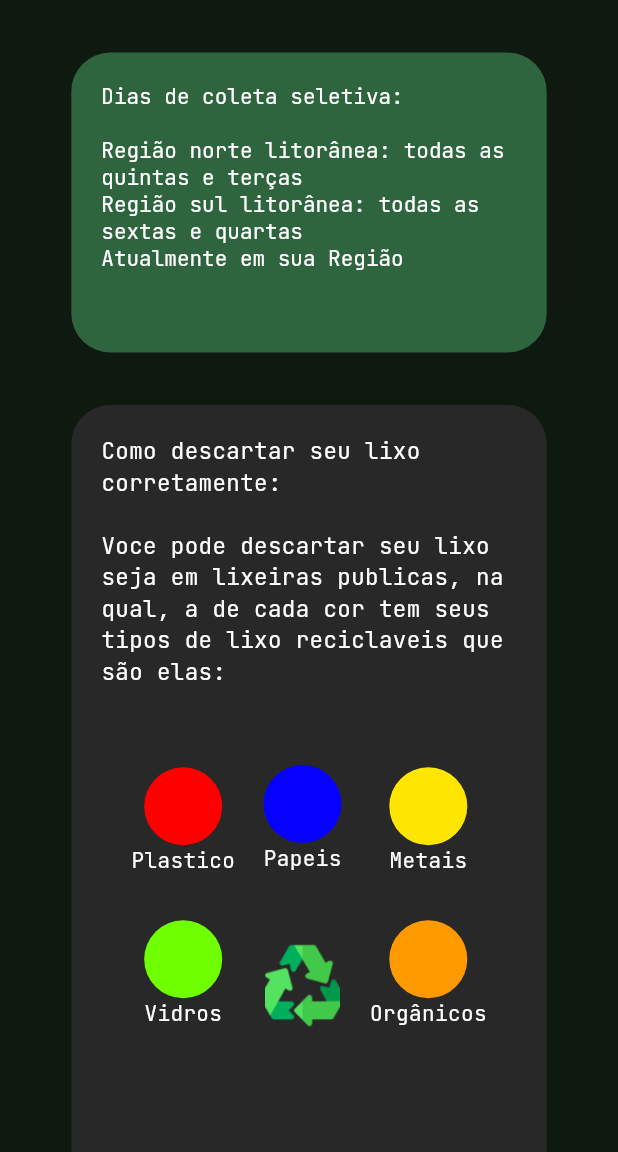
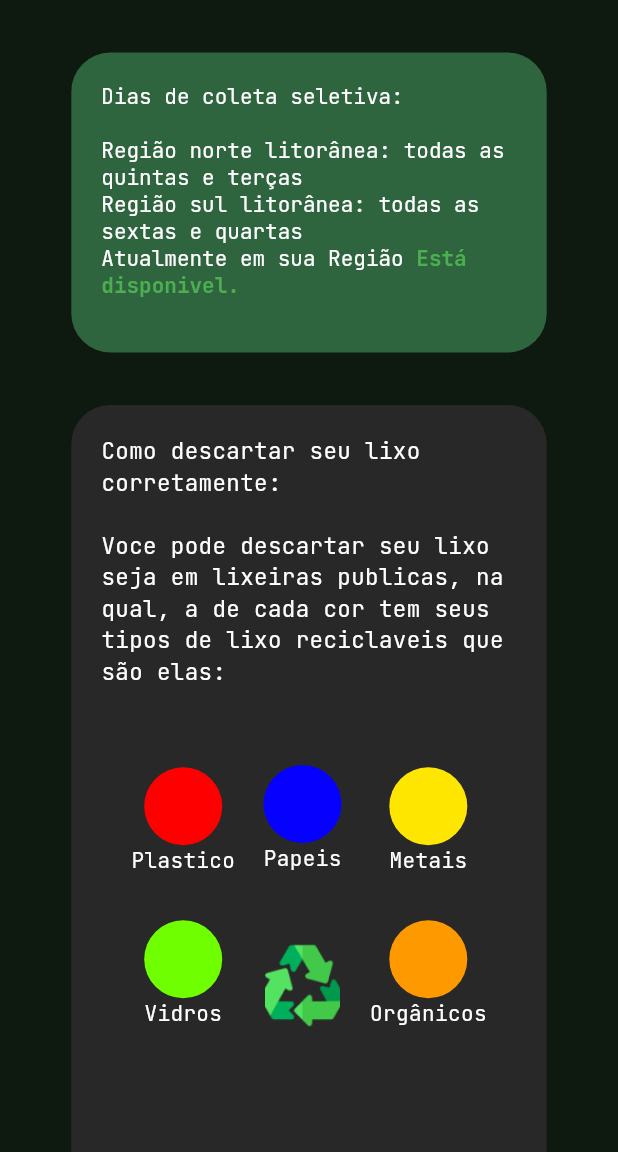
Before and after one commit to ArthurQuintino/AmbilitySP, a Flutter app: the screen it shows after launch, in the side drawer, after a tap on "Dias de coleta seletiva", on a phone screen of 412 x 824 dp, the part 84-1236 px from its top. Run offline on Flutter 3.47's test engine with Material 3 defaults, Android fonts, the light colour scheme and no system bars; our stand-ins replace gap, google_fonts.

Commit message:
Implementação de novas funcionalidades na pagina: Dias de coleta.

```diff
--- a/ambilitysp/lib/coleta.dart
+++ b/ambilitysp/lib/coleta.dart
@@ -9,9 +9,9 @@ class Localcoleta {
     final dataAgora = DateTime.timestamp();
     final horaAgora = dataAgora.hour;
     if (horaAgora > 7 && horaAgora < 13) {
-      disponivel = 'Está disponivel';
+      disponivel = 'Está disponivel.';
     } else {
-      disponivel = 'Não está disponivel';
+      disponivel = 'Não está disponivel.';
     }
     return disponivel;
   }
--- a/ambilitysp/lib/contato.dart
+++ b/ambilitysp/lib/contato.dart
@@ -1,19 +1,25 @@
 import 'package:url_launcher/url_launcher.dart';
 
 class Contato {
-  final String telefone = 'Ibama: 0800 618080';
+  final String telefone;
+  final String telefone2;
+  final String Endereco;
+  final String Endereco2 = 'https://maps.app.goo.gl/f9FoNe7cxbEpWuvN8';
+  final String Email;
+
+/*final String telefone = 'Ibama: 0800 618080';
   final String telefone2 = 'Orgão estadual litoraneo: (13)3344-9400';
   final String Tel1 = 'tel:11962649955';
   final String Endereco;
-  final String Email = 'svmagtpae@prefeitura.sp.gov.br';
+  final String Email = 'svmagtpae@prefeitura.sp.gov.br'; */
 
-  Contato(this.Endereco);
+  Contato(this.telefone, this.telefone2, this.Endereco, this.Email);
 
   void redirecionamentoTel() async {
-    if (await canLaunchUrl(Uri.parse(Tel1))) {
-      await launchUrl(Uri.parse(Tel1));
+    if (await canLaunchUrl(Uri.parse(telefone))) {
+      await launchUrl(Uri.parse(telefone));
     } else {
-      throw 'Não foi Possivel ligar para $Tel1';
+      throw 'Não foi Possivel ligar para $telefone';
     }
   }
 
@@ -29,4 +35,12 @@ class Contato {
       throw 'Não foi Possivel mandar email para $url';
     }
   }
+
+  void redirecionamentoMaps() async {
+    if (await canLaunchUrl(Uri.parse(Endereco2))) {
+      await launchUrl(Uri.parse(Endereco2));
+    } else {
+      throw 'Não foi Possivel carregar a localização $Endereco2';
+    }
+  }
 }
--- a/ambilitysp/lib/secondPage.dart
+++ b/ambilitysp/lib/secondPage.dart
@@ -1,3 +1,4 @@
+import 'package:flutter/gestures.dart';
 import 'package:flutter/material.dart';
 import 'package:flutter/widgets.dart';
 import 'package:gap/gap.dart';
@@ -6,6 +7,7 @@ import 'package:ambilitysp/main.dart';
 import 'package:ambilitysp/thirdPage.dart';
 import 'package:ambilitysp/fourthPage.dart';
 import 'package:ambilitysp/coleta.dart';
+import 'package:ambilitysp/contato.dart';
 import 'package:ambilitysp/fifthPage.dart';
 
 void main() {
@@ -23,7 +25,8 @@ class SecondPage extends StatelessWidget {
     double largura = MediaQuery.of(context).size.width;
     Localcoleta local = Localcoleta(2, 'teste');
     String EstaDisponivel = local.disponibilidade();
-
+    final Contato contato = Contato('11944751692', '11962649955',
+        'R. Delphim Moreira, 56 - Embaré, Santos', 'cfb.santos@sp.gov.br');
     return MaterialApp(
       home: Scaffold(
         appBar: AppBar(
@@ -189,13 +192,13 @@ class SecondPage extends StatelessWidget {
                                   textStyle:
                                       const TextStyle(color: Colors.white)),
                               children: <TextSpan>[
-                            if(EstaDisponivel.length == 19)
                             TextSpan(
-
-                                text: '$EstaDisponivel',
+                                text: EstaDisponivel,
                                 style: GoogleFonts.jetBrainsMono(
                                     textStyle: TextStyle(
-                                        color: EstaDisponivel.length == 19 ? Colors.red : Colors.green,
+                                        color: EstaDisponivel.length > 19
+                                            ? Colors.red
+                                            : Colors.green,
                                         fontWeight: FontWeight.bold)))
                           ])))),
 
@@ -319,13 +322,82 @@ class SecondPage extends StatelessWidget {
                       decoration: BoxDecoration(
                           color: const Color(0xFF2E643E),
                           borderRadius: BorderRadius.circular(26)),
-                    child: Text(
-                        'Telefones:\nIbama: 0800 618080\nOrgão estadual litoraneo: (13)3344-9400',
+                      child: RichText(
+                          text: TextSpan(
+                              text: 'Lista de Contato: \n',
+                              style: GoogleFonts.jetBrainsMono(
+                                  textStyle:
+                                      const TextStyle(color: Colors.white)),
+                              children: <TextSpan>[
+                            TextSpan(
+                              text: 'Ibama:  ',
+                              style: GoogleFonts.jetBrainsMono(
+                                textStyle: const TextStyle(color: Colors.white),
+                              ),
+                            ),
+                            TextSpan(
+                                text: contato.telefone,
                                 style: GoogleFonts.jetBrainsMono(
                                   textStyle: const TextStyle(
-                          color: Colors.white,
-                        )))), //terceiro container, seção de denúncias
+                                      color:
+                                          Color.fromARGB(255, 135, 250, 169)),
                                 ),
+                                recognizer: TapGestureRecognizer()
+                                  ..onTap = () {
+                                    contato.redirecionamentoTel();
+                                  }),
+                            TextSpan(
+                              text: '\nOrgão estadual litoraneo:  ',
+                              style: GoogleFonts.jetBrainsMono(
+                                textStyle: const TextStyle(color: Colors.white),
+                              ),
+                            ),
+                            TextSpan(
+                                text: contato.telefone2,
+                                style: GoogleFonts.jetBrainsMono(
+                                  textStyle: const TextStyle(
+                                      color:
+                                          Color.fromARGB(255, 135, 250, 169)),
+                                ),
+                                recognizer: TapGestureRecognizer()
+                                  ..onTap = () {
+                                    contato.redirecionamentoTel();
+                                  }),
+                            TextSpan(
+                                text:
+                                    '\nCETESB - Agência Ambiental de Santos:  ',
+                                style: GoogleFonts.jetBrainsMono(
+                                  textStyle:
+                                      const TextStyle(color: Colors.white),
+                                )),
+                            TextSpan(
+                                text: contato.Endereco,
+                                style: GoogleFonts.jetBrainsMono(
+                                    textStyle: const TextStyle(
+                                        color: Color.fromARGB(
+                                            255, 135, 250, 169))),
+                                recognizer: TapGestureRecognizer()
+                                  ..onTap = () {
+                                    contato.redirecionamentoMaps();
+                                  }),
+                            TextSpan(
+                                text: '\nEmail de contato CTR Santos  ',
+                                style: GoogleFonts.jetBrainsMono(
+                                  textStyle:
+                                      const TextStyle(color: Colors.white),
+                                )),
+                            TextSpan(
+                                text: contato.Email,
+                                style: GoogleFonts.jetBrainsMono(
+                                    textStyle: const TextStyle(
+                                        color: Color.fromARGB(
+                                            255, 135, 250, 169))),
+                                recognizer: TapGestureRecognizer()
+                                  ..onTap = () {
+                                    contato.redirecionamentoEmail();
+                                  }),
+                          ])))), //terceiro container, seção de denúncias
+
               Container(
                   width: largura,
                   height: 110,
```
Also changed, not shown: ambilitysp/lib/fifthPage.dart (indentation only). Lines whose indentation alone changed are shown as unchanged.
